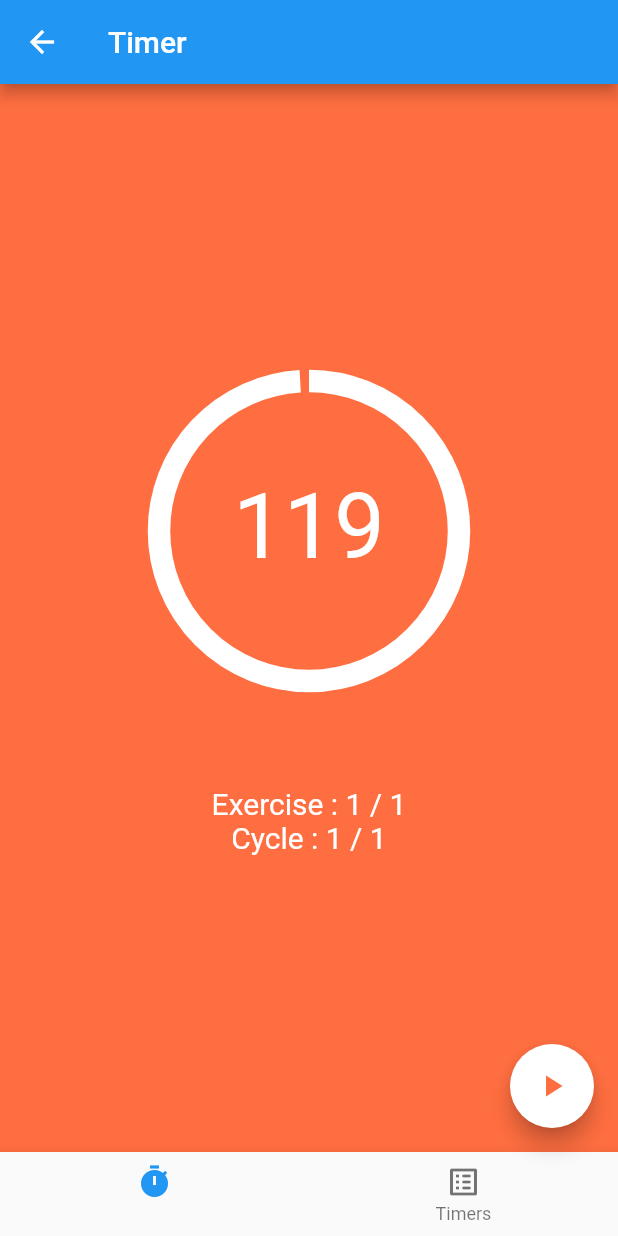
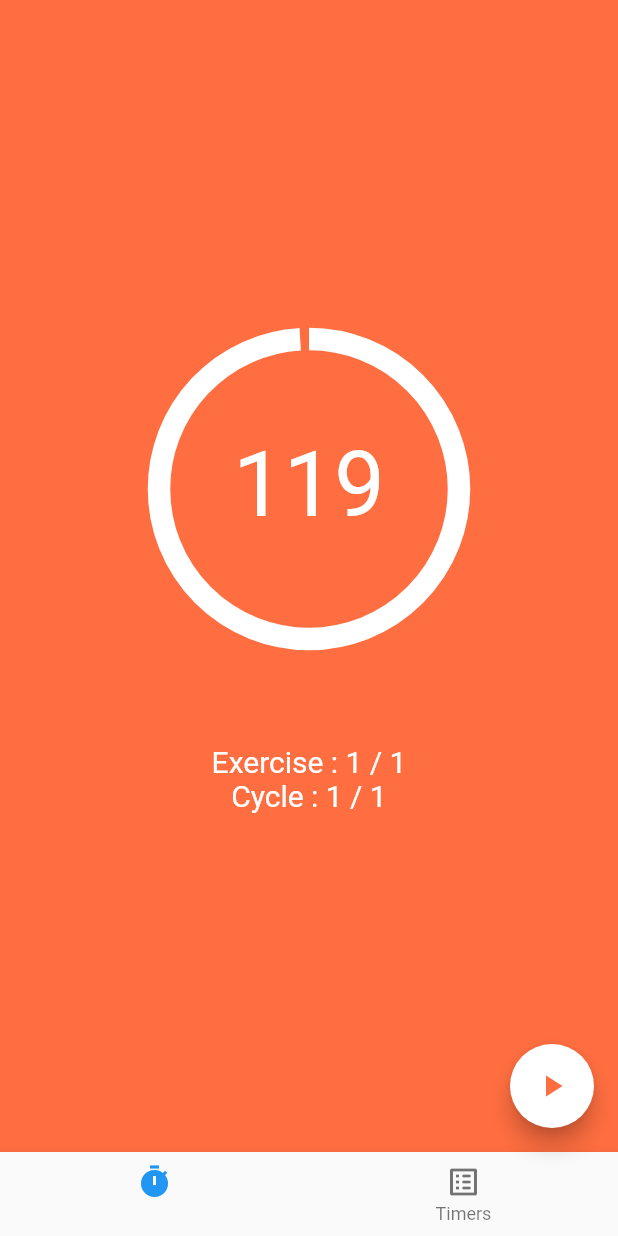
Before and after one commit to jobam/HoneyTime, a Flutter app: the ListScreen screen opened by its route, after a tap on the "play arrow" icon, on a phone screen of 412 x 824 dp. Run offline on Flutter 3.47's test engine with Material 2 defaults, Android fonts, the phone set to English and light mode, and no system bars; our stand-ins replace just_audio, shared_preferences, wakelock; accounts and stored records are empty.

Commit message:
feat: Remove App Bar

```diff
--- a/lib/screens/list_screen.dart
+++ b/lib/screens/list_screen.dart
@@ -31,11 +31,6 @@ class _ListScreenState extends State<ListScreen> {
   @override
   Widget build(BuildContext context) {
     return Scaffold(
-      appBar: AppBar(
-        // Here we take the value from the MyHomePage object that was created by
-        // the App.build method, and use it to set our appbar title.
-        title: const Text('Timers'),
-      ),
       bottomNavigationBar: const MenuBottom(),
       body: ListView(
         children: getContent(),
--- a/lib/screens/timer_screen.dart
+++ b/lib/screens/timer_screen.dart
@@ -58,9 +58,6 @@ class _TimerScreenState extends State<TimerScreen>
   @override
   Widget build(BuildContext context) {
     return Scaffold(
-      appBar: AppBar(
-        title: const Text('Timer'),
-      ),
       bottomNavigationBar: const MenuBottom(),
       body: Container(
         color: backGroundColor,
```
Also changed, not shown: 3 other files.
